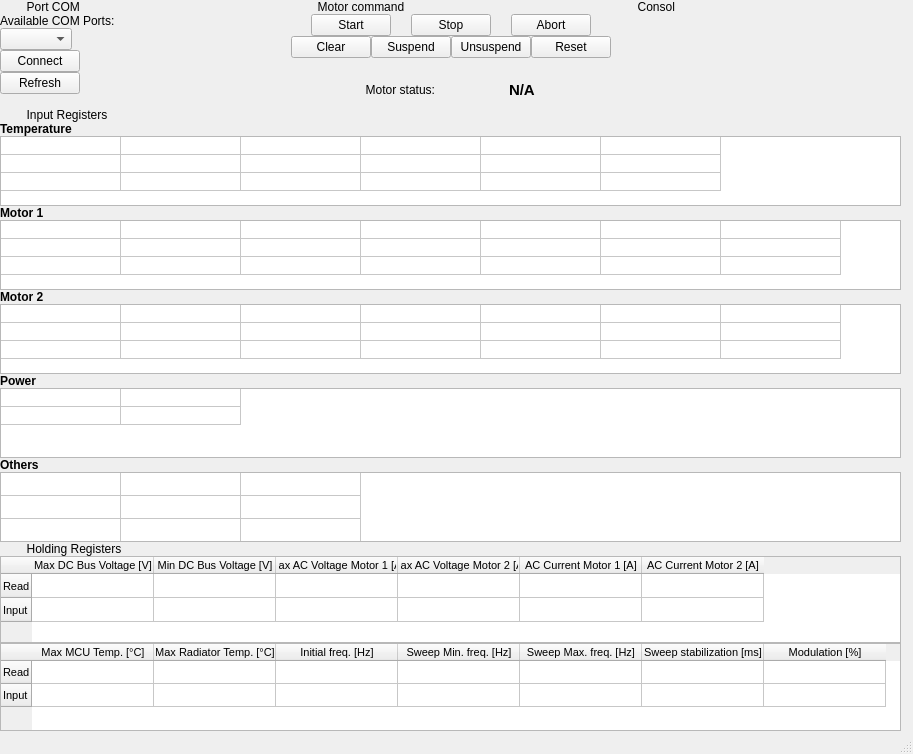
Above: front/main_window.ui from equium-energy/power_electronic_controler_HMI before the change. Below: the same form after it.
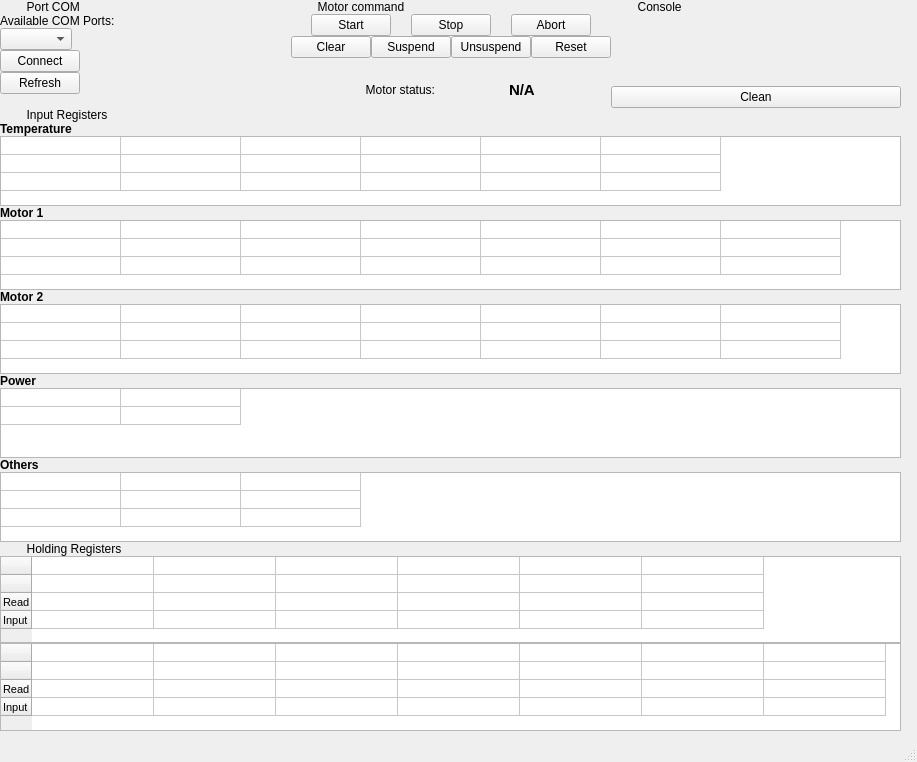
That is the form after the change.

Commit message: :lipstick: Holding registers table with merged cells

The edit to the form file:
```diff
--- a/front/main_window.ui
+++ b/front/main_window.ui
@@ -6,8 +6,8 @@
    <rect>
     <x>0</x>
     <y>0</y>
-    <width>913</width>
-    <height>754</height>
+    <width>917</width>
+    <height>762</height>
    </rect>
   </property>
   <property name="windowTitle">
@@ -311,7 +311,7 @@
             </font>
            </property>
            <property name="text">
-            <string>        Consol</string>
+            <string>        Console</string>
            </property>
           </widget>
          </item>
@@ -328,6 +328,13 @@
            </property>
           </widget>
          </item>
+         <item>
+          <widget class="QPushButton" name="pushButton_console">
+           <property name="text">
+            <string>Clean</string>
+           </property>
+          </widget>
+         </item>
         </layout>
        </item>
       </layout>
@@ -791,7 +798,7 @@
             <number>3</number>
            </attribute>
            <attribute name="verticalHeaderDefaultSectionSize">
-            <number>23</number>
+            <number>18</number>
            </attribute>
            <row>
             <property name="text">
@@ -861,6 +868,9 @@
          <pointsize>8</pointsize>
         </font>
        </property>
+       <attribute name="horizontalHeaderVisible">
+        <bool>false</bool>
+       </attribute>
        <attribute name="horizontalHeaderMinimumSectionSize">
         <number>30</number>
        </attribute>
@@ -868,11 +878,21 @@
         <number>122</number>
        </attribute>
        <attribute name="verticalHeaderMinimumSectionSize">
-        <number>23</number>
+        <number>3</number>
        </attribute>
        <attribute name="verticalHeaderDefaultSectionSize">
-        <number>24</number>
+        <number>18</number>
        </attribute>
+       <row>
+        <property name="text">
+         <string/>
+        </property>
+       </row>
+       <row>
+        <property name="text">
+         <string/>
+        </property>
+       </row>
        <row>
         <property name="text">
          <string>Read</string>
@@ -885,32 +905,32 @@
        </row>
        <column>
         <property name="text">
-         <string>Max DC Bus Voltage [V]</string>
+         <string/>
         </property>
        </column>
        <column>
         <property name="text">
-         <string>Min DC Bus Voltage [V]</string>
+         <string/>
         </property>
        </column>
        <column>
         <property name="text">
-         <string>Max AC Voltage Motor 1 [A]</string>
+         <string/>
         </property>
        </column>
        <column>
         <property name="text">
-         <string>Max AC Voltage Motor 2 [A]</string>
+         <string/>
         </property>
        </column>
        <column>
         <property name="text">
-         <string>AC Current Motor 1 [A]</string>
+         <string/>
         </property>
        </column>
        <column>
         <property name="text">
-         <string>AC Current Motor 2 [A]</string>
+         <string/>
         </property>
        </column>
       </widget>
@@ -922,6 +942,9 @@
          <pointsize>8</pointsize>
         </font>
        </property>
+       <attribute name="horizontalHeaderVisible">
+        <bool>false</bool>
+       </attribute>
        <attribute name="horizontalHeaderMinimumSectionSize">
         <number>30</number>
        </attribute>
@@ -929,11 +952,21 @@
         <number>122</number>
        </attribute>
        <attribute name="verticalHeaderMinimumSectionSize">
-        <number>23</number>
+        <number>2</number>
        </attribute>
        <attribute name="verticalHeaderDefaultSectionSize">
-        <number>23</number>
+        <number>18</number>
        </attribute>
+       <row>
+        <property name="text">
+         <string/>
+        </property>
+       </row>
+       <row>
+        <property name="text">
+         <string/>
+        </property>
+       </row>
        <row>
         <property name="text">
          <string>Read</string>
@@ -946,37 +979,37 @@
        </row>
        <column>
         <property name="text">
-         <string>Max MCU Temp. [°C]</string>
+         <string/>
         </property>
        </column>
        <column>
         <property name="text">
-         <string>Max Radiator Temp. [°C]</string>
+         <string/>
         </property>
        </column>
        <column>
         <property name="text">
-         <string>Initial freq. [Hz]</string>
+         <string/>
         </property>
        </column>
        <column>
         <property name="text">
-         <string>Sweep Min. freq. [Hz]</string>
+         <string/>
         </property>
        </column>
        <column>
         <property name="text">
-         <string>Sweep Max. freq. [Hz]</string>
+         <string/>
         </property>
        </column>
        <column>
         <property name="text">
-         <string>Sweep stabilization [ms]</string>
+         <string/>
         </property>
        </column>
        <column>
         <property name="text">
-         <string>Modulation [%]</string>
+         <string/>
         </property>
        </column>
       </widget>
```
Left out of the diff: 4 changed lines with no effect on the pictures. The commit also changes 2 other files.
